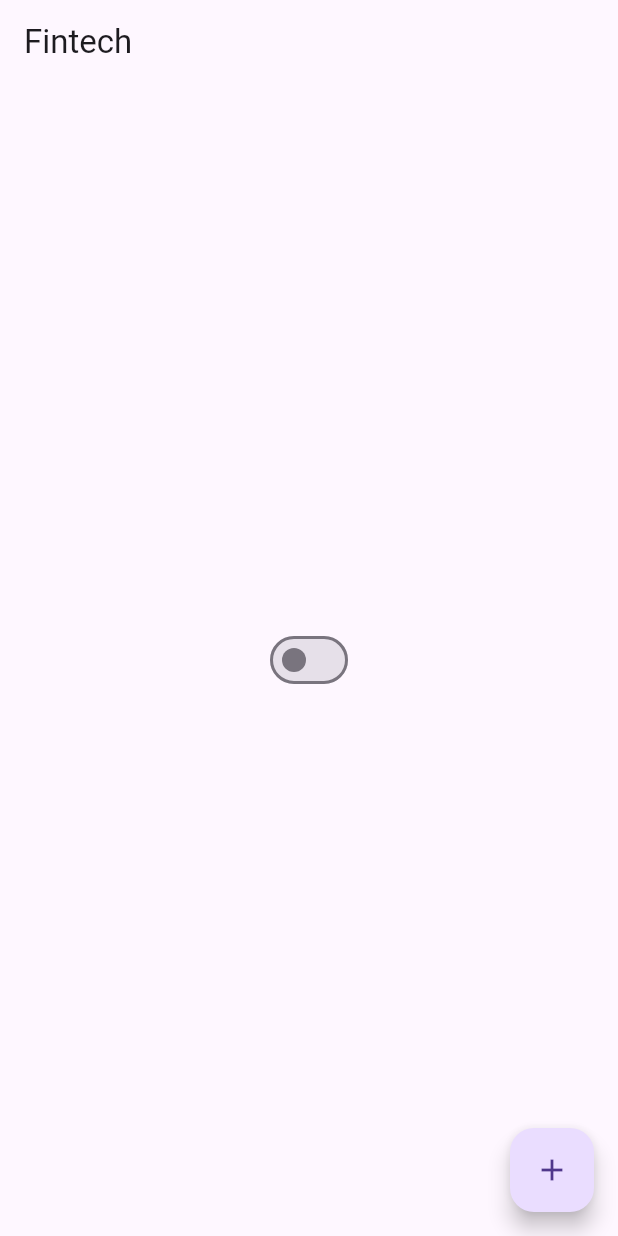
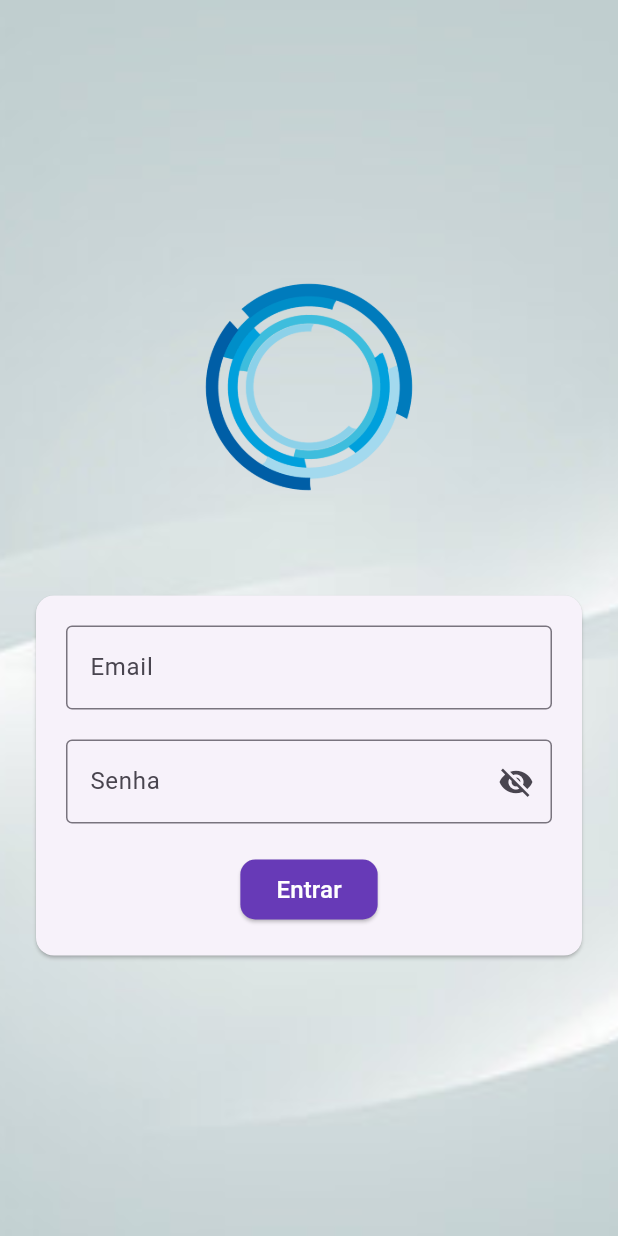
Before and after one commit to gabrielbsx/flutter-tech-app, a Flutter app: the screen it shows after launch, on a phone screen of 412 x 824 dp. Run offline on Flutter 3.47's test engine with Material 3 defaults, Android fonts, the phone set to English and light mode, and no system bars.

Commit message:
feat: ensure login stylized

```diff
--- a/lib/app_widget.dart
+++ b/lib/app_widget.dart
@@ -1,5 +1,6 @@
 import 'package:fintech/application/app_controller.dart';
 import 'package:fintech/screens/home_screen.dart';
+import 'package:fintech/screens/login_screen.dart';
 import 'package:flutter/material.dart';
 
 class AppWidget extends StatelessWidget {
@@ -16,11 +17,25 @@ class AppWidget extends StatelessWidget {
           title: title,
           theme: ThemeData(
             primarySwatch: Colors.blue,
+            appBarTheme: AppBarTheme(
+              backgroundColor: Colors.deepPurple,
+              titleTextStyle: TextStyle(
+                color: Colors.white,
+                fontSize: 24,
+                fontWeight: FontWeight.w600,
+                fontFamily: 'Roboto',
+                letterSpacing: 1.0,
+              ),
+            ),
             brightness: AppController.instance.isDarkTheme
                 ? Brightness.dark
                 : Brightness.light,
           ),
-          home: HomeScreen(),
+          initialRoute: '/',
+          routes: {
+            '/': (context) => LoginScreen(),
+            '/home': (context) => HomeScreen(),
+          },
         );
       },
     );
--- a/lib/screens/home_screen.dart
+++ b/lib/screens/home_screen.dart
@@ -1,4 +1,3 @@
-import 'package:fintech/application/app_controller.dart';
 import 'package:fintech/components/custom_switch.dart';
 import 'package:flutter/material.dart';
 
@@ -30,8 +29,40 @@ class _HomeScreenState extends State<HomeScreen> {
           Icons.add,
         ),
       ),
-      body: Center(
-        child: CustomSwitch(),
+      body: SizedBox(
+        width: double.infinity,
+        height: double.infinity,
+        child: ListView(
+          scrollDirection: Axis.vertical,
+          children: [
+            CustomSwitch(),
+            Text(
+              'Contador: $counter',
+              style: TextStyle(
+                fontSize: 24,
+              ),
+            ),
+            Container(
+              height: 50,
+            ),
+            Row(
+              mainAxisAlignment: MainAxisAlignment.spaceAround,
+              crossAxisAlignment: CrossAxisAlignment.center,
+              children: [
+                Container(
+                  width: 50,
+                  height: 50,
+                  color: Colors.red,
+                ),
+                Container(
+                  width: 50,
+                  height: 50,
+                  color: Colors.green,
+                ),
+              ],
+            )
+          ],
+        ),
       ),
     );
   }
--- /dev/null
+++ b/lib/screens/login_screen.dart
@@ -0,0 +1,122 @@
+import 'dart:io';
+
+import 'package:flutter/material.dart';
+
+class LoginScreen extends StatefulWidget {
+  const LoginScreen({super.key});
+
+  @override
+  State<LoginScreen> createState() => _LoginScreenState();
+}
+
+class _LoginScreenState extends State<LoginScreen> {
+  bool isPasswordVisible = false;
+  String email = '';
+  String password = '';
+
+  void togglePasswordVisibility() => setState(() {
+        isPasswordVisible = !isPasswordVisible;
+      });
+
+  Widget _body() {
+    return SingleChildScrollView(
+      child: SizedBox(
+        width: MediaQuery.of(context).size.width,
+        height: MediaQuery.of(context).size.height,
+        child: Padding(
+          padding: const EdgeInsets.all(20.0),
+          child: Column(
+            mainAxisAlignment: MainAxisAlignment.center,
+            children: [
+              SizedBox(
+                child: Image.asset(
+                  'assets/images/logo.webp',
+                  width: 150,
+                ),
+              ),
+              const SizedBox(
+                height: 60,
+              ),
+              Card(
+                child: Padding(
+                  padding: const EdgeInsets.all(20.0),
+                  child: Column(
+                    children: [
+                      TextField(
+                        onChanged: (value) => email = value,
+                        keyboardType: TextInputType.emailAddress,
+                        decoration: InputDecoration(
+                          label: const Text('Email'),
+                          border: OutlineInputBorder(),
+                        ),
+                      ),
+                      const SizedBox(
+                        height: 20,
+                      ),
+                      TextField(
+                        onChanged: (value) => password = value,
+                        obscureText: !isPasswordVisible,
+                        decoration: InputDecoration(
+                          label: const Text('Senha'),
+                          border: OutlineInputBorder(),
+                          suffixIcon: IconButton(
+                            onPressed: togglePasswordVisibility,
+                            icon: Icon(
+                              isPasswordVisible
+                                  ? Icons.visibility
+                                  : Icons.visibility_off,
+                            ),
+                          ),
+                        ),
+                      ),
+                      const SizedBox(
+                        height: 20,
+                      ),
+                      ElevatedButton(
+                        style: ElevatedButton.styleFrom(
+                          shape: RoundedRectangleBorder(
+                            borderRadius: BorderRadius.circular(10),
+                          ),
+                          backgroundColor: Colors.deepPurple,
+                        ),
+                        onPressed: () {
+                          if (email == 'teste@gmail.com' && password == '123') {
+                            Navigator.of(context).pushReplacementNamed('/home');
+                          }
+                        },
+                        child: const Text(
+                          'Entrar',
+                          style: TextStyle(
+                            fontSize: 16,
+                            color: Colors.white,
+                          ),
+                        ),
+                      ),
+                    ],
+                  ),
+                ),
+              ),
+            ],
+          ),
+        ),
+      ),
+    );
+  }
+
+  @override
+  Widget build(BuildContext context) {
+    return Scaffold(
+        body: Stack(
+      children: [
+        SizedBox(
+          height: MediaQuery.of(context).size.height,
+          child: Image.asset(
+            'assets/images/bg.jpg',
+            fit: BoxFit.cover,
+          ),
+        ),
+        _body(),
+      ],
+    ));
+  }
+}
--- a/pubspec.yaml
+++ b/pubspec.yaml
@@ -58,8 +58,9 @@ flutter:
   uses-material-design: true
 
   # To add assets to your application, add an assets section, like this:
-  # assets:
-  #   - images/a_dot_burr.jpeg
+  assets:
+    - assets/images/logo.webp
+    - assets/images/bg.jpg
   #   - images/a_dot_ham.jpeg
 
   # An image asset can refer to one or more resolution-specific "variants", see
```
Also changed, not shown: assets/images/bg.jpg (added), assets/images/logo.webp (added).
